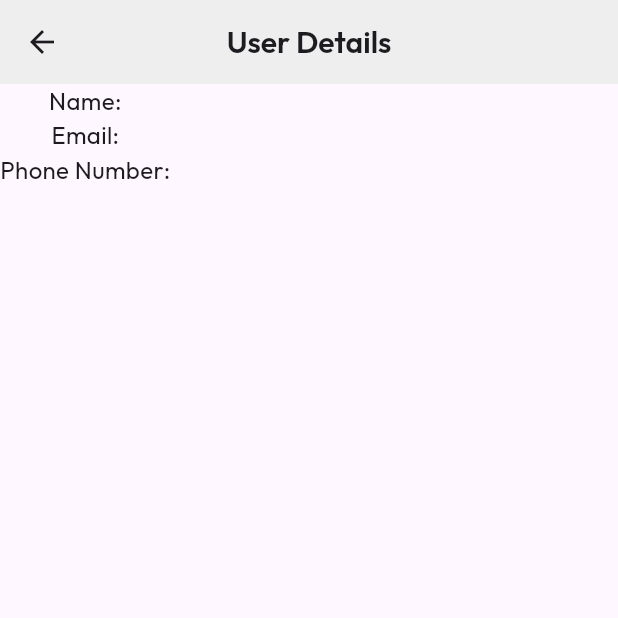
After one commit to Raaz53/firebase_app, a Flutter app: the screen it shows once a user with an empty profile is signed in, after a tap on the "person" icon, on a phone screen of 412 x 824 dp, the top half of it. The commit adds this screen. Run offline on Flutter 3.47's test engine with Material 3 defaults, Android fonts, the phone set to English and light mode, and no system bars; our stand-ins replace cloud_firestore, firebase_auth, firebase_core, flutter_easyloading, fluttertoast, get and 1 more; accounts and stored records are empty.

Commit message:
firebase with git

```diff
--- a/lib/main.dart
+++ b/lib/main.dart
@@ -4,6 +4,7 @@ import 'package:firebasework/screens/spash_page.dart';
 import 'package:firebasework/screens/welcome_page.dart';
 import 'package:flutter/material.dart';
 import 'package:firebase_core/firebase_core.dart';
+import 'package:flutter_easyloading/flutter_easyloading.dart';
 import 'firebase_options.dart';
 
 void main() async {
@@ -20,9 +21,10 @@ class MyApp extends StatelessWidget {
   // This widget is the root of your application.
   @override
   Widget build(BuildContext context) {
-    return const MaterialApp(
+    return MaterialApp(
       debugShowCheckedModeBanner: false,
-      home: SplashPage(),
+      builder: EasyLoading.init(),
+      home: const SplashPage(),
     );
   }
 }
--- a/lib/models/user_model.dart
+++ b/lib/models/user_model.dart
@@ -1,3 +1,5 @@
+import 'package:cloud_firestore/cloud_firestore.dart';
+
 class UserModel {
   final String? uid;
   final String username;
@@ -20,4 +22,14 @@ class UserModel {
       "password": password
     };
   }
+
+  factory UserModel.fromDoc(DocumentSnapshot<Map<String, dynamic>> document) {
+    final data = document.data()!;
+    return UserModel(
+        uid: document.id,
+        username: data["FullName"],
+        email: data["Email"],
+        phoneNumber: data["Phone"],
+        password: data["password"]);
+  }
 }
--- a/lib/screens/home_page.dart
+++ b/lib/screens/home_page.dart
@@ -1,5 +1,6 @@
 import 'package:firebase_auth/firebase_auth.dart';
 import 'package:firebase_core/firebase_core.dart';
+import 'package:firebasework/screens/user_page.dart';
 import 'package:firebasework/services/auth.dart';
 import 'package:firebasework/widgets/alert_dialog_box.dart';
 import 'package:flutter/material.dart';
@@ -28,7 +29,11 @@ class _HomePageState extends State<HomePage> {
         actions: [
           IconButton(
               onPressed: () => AlertDialogBox.sigingOut(context),
-              icon: const Icon(Icons.logout))
+              icon: const Icon(Icons.logout)),
+          IconButton(
+              onPressed: () => Navigator.push(
+                  context, MaterialPageRoute(builder: (context) => UserPage())),
+              icon: Icon(Icons.person))
         ],
       ),
     );
--- /dev/null
+++ b/lib/screens/user_page.dart
@@ -0,0 +1,55 @@
+import 'package:firebase_auth/firebase_auth.dart';
+import 'package:firebasework/models/user_model.dart';
+import 'package:firebasework/resources/font_structure.dart';
+import 'package:firebasework/services/auth.dart';
+import 'package:firebasework/services/user_data.dart';
+import 'package:flutter/material.dart';
+
+class UserPage extends StatefulWidget {
+  const UserPage({
+    super.key,
+  });
+
+  @override
+  State<UserPage> createState() => _UserPageState();
+}
+
+class _UserPageState extends State<UserPage> {
+  @override
+  Widget build(BuildContext context) {
+    return Scaffold(
+      appBar: AppBar(
+        title: Text(
+          "User Details",
+          style: FontStructure.heading2,
+        ),
+        centerTitle: true,
+        backgroundColor: Colors.grey[200],
+      ),
+      body: SafeArea(
+        child: FutureBuilder(
+          future: AuthServices.getUserData(),
+          builder: (context, snapshot) {
+            UserModel? details = snapshot.data as UserModel?;
+            return Column(
+              children: [
+                Text(
+                  "Name: ${details?.username}",
+                  style: FontStructure.bodyText1,
+                ),
+                Text(
+                  "Email: ${details?.email}",
+                  style: FontStructure.bodyText1,
+                ),
+                Text(
+                  "Phone Number: ${details?.phoneNumber}",
+                  style: FontStructure.bodyText1,
+                ),
+              ],
+            );
+          },
+        ),
+      ),
+    );
+  }
+}
--- a/lib/services/auth.dart
+++ b/lib/services/auth.dart
@@ -26,9 +26,19 @@ class AuthServices {
 
   static void signingOut(BuildContext context) async {
     await auth.signOut();
+
     Navigator.pushAndRemoveUntil(
         context,
         MaterialPageRoute(builder: (context) => SplashPage()),
         (route) => false);
   }
+
+  static getUserData() {
+    final email = auth.currentUser?.email;
+    if (email != null) {
+      return userRepo.getUserDetails(email);
+    } else {
+      Get.snackbar('Error', 'Inside getUserData');
+    }
+  }
 }
--- a/lib/services/user_data.dart
+++ b/lib/services/user_data.dart
@@ -1,8 +1,7 @@
-import 'dart:math';
-
 import 'package:cloud_firestore/cloud_firestore.dart';
 import 'package:firebasework/models/user_model.dart';
 import 'package:flutter/material.dart';
+import 'package:flutter_easyloading/flutter_easyloading.dart';
 import 'package:get/get.dart';
 
 class UserData extends GetxController {
@@ -12,17 +11,27 @@ class UserData extends GetxController {
   createUser(UserModel users) async {
     try {
       await _db.collection("users").add(users.toJson()).whenComplete(() {
-        Get.snackbar('Success', 'Your account has been created.',
-            snackPosition: SnackPosition.BOTTOM,
-            backgroundColor: Colors.grey.withOpacity(0.1),
-            colorText: Colors.green);
+        EasyLoading.showToast(
+          'Success Your account has been created.',
+          toastPosition: EasyLoadingToastPosition.bottom,
+        );
       });
     } catch (error) {
       print('Error:${error.toString()}');
-      Get.snackbar('Error', '$error thrown',
-          snackPosition: SnackPosition.BOTTOM,
-          colorText: Colors.red,
-          backgroundColor: Colors.redAccent.withOpacity(0.1));
+      EasyLoading.showError(
+        '$error thrown',
+      );
+      // Get.snackbar('Error', '$error thrown',
+      //     snackPosition: SnackPosition.BOTTOM,
+      //     colorText: Colors.red,
+      //     backgroundColor: Colors.redAccent.withOpacity(0.1));
     }
   }
+
+  Future<UserModel> getUserDetails(String email) async {
+    final snapshot =
+        await _db.collection("users").where("Email", isEqualTo: email).get();
+    final userData = snapshot.docs.map((e) => UserModel.fromDoc(e)).single;
+    return userData;
+  }
 }
--- a/lib/widgets/alert_dialog_box.dart
+++ b/lib/widgets/alert_dialog_box.dart
@@ -16,7 +16,11 @@ class AlertDialogBox {
             ),
             actions: [
               TextButton(
-                  onPressed: () => AuthServices.signingOut(context),
+                  onPressed: () {
+                    Navigator.of(context).pop();
+
+                    AuthServices.signingOut(context);
+                  },
                   child: Text(
                     'Yes',
                     style: FontStructure.bodyText2,
--- a/pubspec.yaml
+++ b/pubspec.yaml
@@ -36,6 +36,7 @@ dependencies:
   fluttertoast: ^8.2.6
   cloud_firestore: ^5.0.1
   get: ^4.6.6
+  flutter_easyloading: ^3.0.5
 
   # The following adds the Cupertino Icons font to your application.
   # Use with the CupertinoIcons class for iOS style icons.
```
Also changed, not shown: lib/contents/login_content_widget.dart (+13 -5 lines), pubspec.lock.
